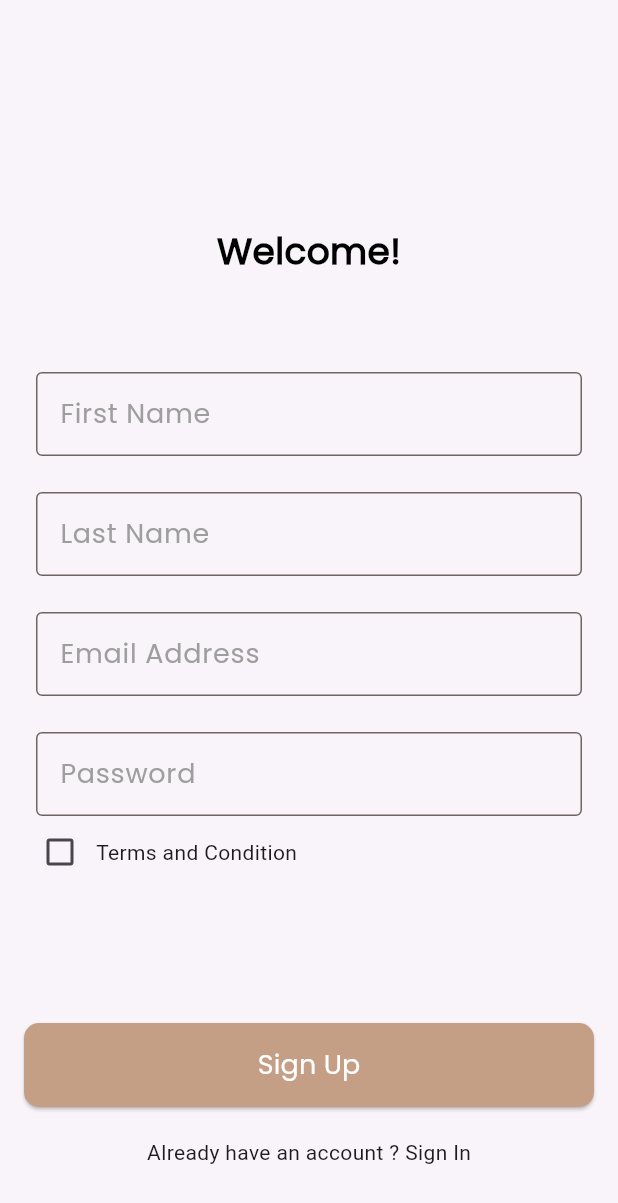
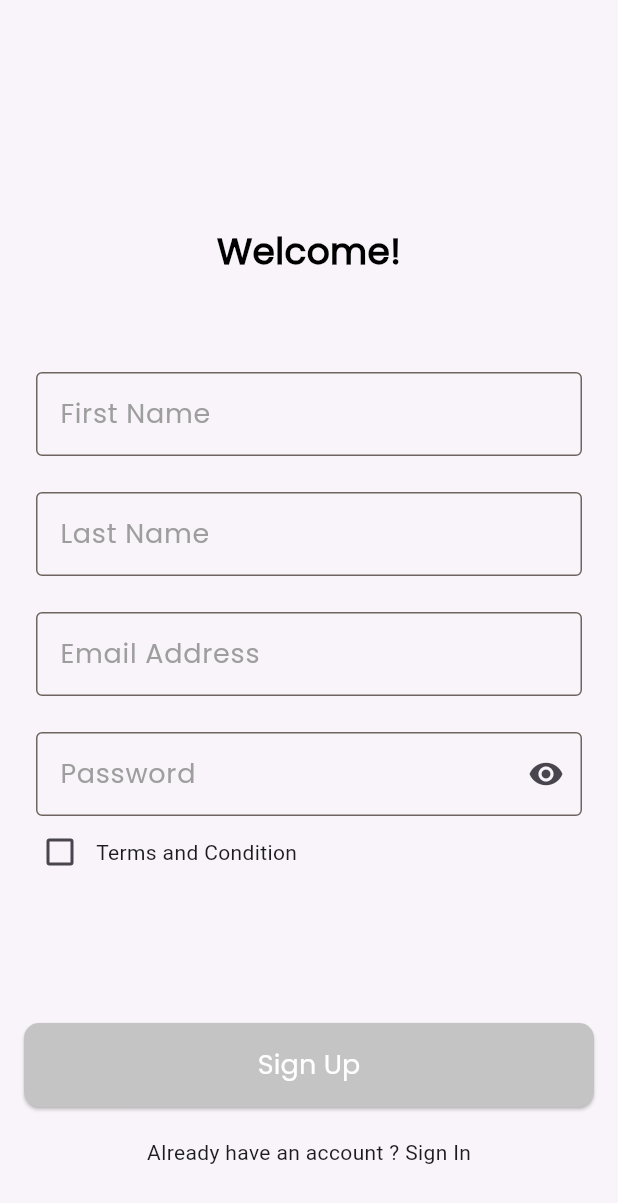
Before and after one commit to ahmedzein74/dalel-egypt, a Flutter app: the SignUpView screen opened by its route, on a phone screen of 412 x 824 dp. Shown: the top 1203 px of the screen. Run offline on Flutter 3.47's test engine with Material 3 defaults, Android fonts, the phone set to English and light mode, and no system bars; our stand-ins replace bloc, firebase_auth, firebase_core, flutter_bloc, fluttertoast, get_it and 3 more; accounts and stored records are empty.

Commit message:
finsh sign up and fix some bug

```diff
--- a/lib/core/function/navigation.dart
+++ b/lib/core/function/navigation.dart
@@ -2,7 +2,7 @@
 import 'package:go_router/go_router.dart';
 
 void customNavigation(BuildContext context, String targetScreen) {
-  GoRouter.of(context).pushReplacement(targetScreen);
+  GoRouter.of(context).push(targetScreen);
 }
 
 void customReplacementNavigation(BuildContext context, String targetScreen) {
--- a/lib/core/routes/app_routers.dart
+++ b/lib/core/routes/app_routers.dart
@@ -2,6 +2,7 @@
 import 'package:dalel_egypt/fetures/auth/presentation/auth_cubit/cubit/auth_cubit.dart';
 import 'package:dalel_egypt/fetures/auth/presentation/views/sign_in_view.dart';
 import 'package:dalel_egypt/fetures/auth/presentation/views/sign_up_view.dart';
+import 'package:dalel_egypt/fetures/home/presentation/views/home_view.dart';
 import 'package:dalel_egypt/fetures/on_boarding/presentation/views/onBoarding_view.dart';
 import 'package:dalel_egypt/fetures/splash/presentation/views/splash_view.dart';
 import 'package:flutter_bloc/flutter_bloc.dart';
@@ -19,16 +20,20 @@
   GoRoute(
     path: '/login',
     builder: (context, state) => BlocProvider(
-      create: (context) => getIt<AuthCubit>(),
+      create: (context) => AuthCubit(),
       child: const SignInView(),
     ),
   ),
   GoRoute(
     path: '/signUp',
     builder: (context, state) => BlocProvider(
-      create: (context) => getIt<AuthCubit>(),
+      create: (context) => AuthCubit(),
       child: const SignUpView(),
     ),
+  ),
+  GoRoute(
+    path: '/homeView',
+    builder: (context, state) => const HomeView(),
   ),
   // GoRoute(
   //   path: '/forgetPassword',
--- a/lib/fetures/auth/presentation/auth_cubit/cubit/auth_cubit.dart
+++ b/lib/fetures/auth/presentation/auth_cubit/cubit/auth_cubit.dart
@@ -1,13 +1,17 @@
 import 'package:bloc/bloc.dart';
 import 'package:dalel_egypt/fetures/auth/presentation/auth_cubit/cubit/auth_state.dart';
+import 'package:dalel_egypt/fetures/auth/presentation/widget/terms_and_condation.dart';
 import 'package:firebase_auth/firebase_auth.dart';
+import 'package:flutter/material.dart';
 
 class AuthCubit extends Cubit<AuthState> {
   AuthCubit() : super(AuthInitial());
-  late String? fristName;
-  late String? lastName;
-  late String? emailAddress;
-  late String? password;
+  String? fristName;
+  String? lastName;
+  String? emailAddress;
+  String? password;
+  GlobalKey<FormState> signUpFormKey = GlobalKey();
+  bool? termsAndCondationCheckBoxValue = false;
   signUpWithEmailAndPassword() async {
     try {
       final credential =
@@ -25,7 +29,13 @@
             errMessage: 'The account already exists for that email.'));
       }
     } catch (e) {
+      print(e.toString());
       emit(SignUpFailureState(errMessage: e.toString()));
     }
   }
+
+  termsAndCondationCheckBox({required newValue}) {
+    termsAndCondationCheckBoxValue = newValue;
+    emit(TermsAndConditionState());
+  }
 }
--- a/lib/fetures/auth/presentation/auth_cubit/cubit/auth_state.dart
+++ b/lib/fetures/auth/presentation/auth_cubit/cubit/auth_state.dart
@@ -11,3 +11,5 @@
 
   SignUpFailureState({required this.errMessage});
 }
+
+final class TermsAndConditionState extends AuthState {}
--- a/lib/fetures/auth/presentation/views/sign_up_view.dart
+++ b/lib/fetures/auth/presentation/views/sign_up_view.dart
@@ -1,3 +1,4 @@
+import 'package:dalel_egypt/core/function/navigation.dart';
 import 'package:dalel_egypt/core/utils/app_strings.dart';
 import 'package:dalel_egypt/fetures/auth/presentation/widget/custom_sign_up_form.dart';
 import 'package:dalel_egypt/fetures/auth/presentation/widget/have_account_text.dart';
@@ -10,26 +11,29 @@
   @override
   Widget build(BuildContext context) {
     // sliver=children
-    return const Scaffold(
+    return Scaffold(
       body: Padding(
-        padding: EdgeInsets.symmetric(horizontal: 16.0),
+        padding: const EdgeInsets.symmetric(horizontal: 16.0),
         child: CustomScrollView(
           slivers: [
-            SliverToBoxAdapter(child: SizedBox(height: 150)),
-            SliverToBoxAdapter(
+            const SliverToBoxAdapter(child: SizedBox(height: 150)),
+            const SliverToBoxAdapter(
               child: WelcomeTextWidget(text: AppStrings.welcome),
             ),
-            SliverToBoxAdapter(child: SizedBox(height: 40)),
-            SliverToBoxAdapter(
+            const SliverToBoxAdapter(child: SizedBox(height: 40)),
+            const SliverToBoxAdapter(
               child: CustomSignUpForm(),
             ),
-            SliverToBoxAdapter(
+            const SliverToBoxAdapter(
               child: SizedBox(
                 height: 20,
               ),
             ),
             SliverToBoxAdapter(
               child: HaveAnAccountText(
+                onTap: () {
+                  customReplacementNavigation(context, '/login');
+                },
                 text1: AppStrings.alreadyHaveAnAccount,
                 text2: AppStrings.signIn,
               ),
--- a/lib/fetures/auth/presentation/widget/custom_check_box.dart
+++ b/lib/fetures/auth/presentation/widget/custom_check_box.dart
@@ -1,4 +1,6 @@
+import 'package:dalel_egypt/fetures/auth/presentation/auth_cubit/cubit/auth_cubit.dart';
 import 'package:flutter/material.dart';
+import 'package:flutter_bloc/flutter_bloc.dart';
 
 class CustomCheckBox extends StatefulWidget {
   CustomCheckBox({super.key});
@@ -16,6 +18,8 @@
         onChanged: (newValue) {
           setState(() {
             value = newValue!;
+            BlocProvider.of<AuthCubit>(context)
+                .termsAndCondationCheckBox(newValue: newValue);
           });
         });
   }
--- a/lib/fetures/auth/presentation/widget/custom_text_form_field.dart
+++ b/lib/fetures/auth/presentation/widget/custom_text_form_field.dart
@@ -2,34 +2,64 @@
 import 'package:dalel_egypt/core/utils/app_textstyle.dart';
 import 'package:flutter/material.dart';
 
-class CustomTextFormField extends StatelessWidget {
-  CustomTextFormField(
-      {super.key,
-      required this.labelText,
-      this.onChanged,
-      this.onFieldSubmitted});
+class CustomTextFormField extends StatefulWidget {
+  CustomTextFormField({
+    super.key,
+    required this.labelText,
+    this.onChanged,
+    this.onFieldSubmitted,
+    this.validator,
+    this.isPassword = false,
+  });
   final String labelText;
   final Function(String)? onChanged;
   final Function(String)? onFieldSubmitted;
+  final String? Function(String?)? validator;
+  final bool isPassword;
+
+  @override
+  State<CustomTextFormField> createState() => _CustomTextFormFieldState();
+}
+
+class _CustomTextFormFieldState extends State<CustomTextFormField> {
+  bool _obscureText = true;
+
   @override
   Widget build(BuildContext context) {
     return Padding(
       padding: const EdgeInsets.only(top: 24, right: 8, left: 8),
       child: TextFormField(
-        onChanged: onChanged,
-        onFieldSubmitted: onFieldSubmitted,
+        obscureText: widget.isPassword ? _obscureText : false,
+        validator: widget.validator,
+        onChanged: widget.onChanged,
+        onFieldSubmitted: widget.onFieldSubmitted,
         decoration: InputDecoration(
-            enabledBorder: getBorderStyle(),
-            focusedBorder: getBorderStyle(),
-            labelText: labelText,
-            labelStyle: AppTextStylies.poppins500Style18),
+          enabledBorder: getBorderStyle(),
+          focusedBorder: getBorderStyle(),
+          errorBorder: getBorderStyle(),
+          labelText: widget.labelText,
+          labelStyle: AppTextStylies.poppins500Style18,
+          suffixIcon: widget.isPassword
+              ? IconButton(
+                  onPressed: () {
+                    setState(() {
+                      _obscureText = !_obscureText;
+                    });
+                  },
+                  icon: Icon(
+                    _obscureText ? Icons.visibility : Icons.visibility_off,
+                  ),
+                )
+              : null,
+        ),
       ),
     );
   }
 
   OutlineInputBorder getBorderStyle() {
     return OutlineInputBorder(
-        borderRadius: BorderRadius.circular(4),
-        borderSide: BorderSide(color: AppColors.deepGrey));
+      borderRadius: BorderRadius.circular(4),
+      borderSide: BorderSide(color: AppColors.deepGrey),
+    );
   }
 }
--- a/lib/fetures/auth/presentation/widget/have_account_text.dart
+++ b/lib/fetures/auth/presentation/widget/have_account_text.dart
@@ -2,15 +2,19 @@
 
 class HaveAnAccountText extends StatelessWidget {
   const HaveAnAccountText(
-      {super.key, required this.text1, required this.text2});
+      {super.key, required this.text1, required this.text2, this.onTap});
   final String text1, text2;
+  final VoidCallback? onTap;
   @override
   Widget build(BuildContext context) {
-    return Align(
-      child: Text.rich(TextSpan(children: [
-        TextSpan(text: text1),
-        TextSpan(text: text2),
-      ])),
+    return GestureDetector(
+      onTap: onTap,
+      child: Align(
+        child: Text.rich(TextSpan(children: [
+          TextSpan(text: text1),
+          TextSpan(text: text2),
+        ])),
+      ),
     );
   }
 }
--- a/lib/fetures/splash/presentation/views/splash_view.dart
+++ b/lib/fetures/splash/presentation/views/splash_view.dart
@@ -5,6 +5,7 @@
 import 'package:dalel_egypt/core/services/services_lucator.dart';
 import 'package:dalel_egypt/core/utils/app_strings.dart';
 import 'package:dalel_egypt/core/utils/app_textstyle.dart';
+import 'package:firebase_auth/firebase_auth.dart';
 
 import 'package:flutter/material.dart';
 
@@ -23,7 +24,9 @@
     bool isOnBoardingVisited =
         getIt<MyCacheHelper>().getData(key: 'isOnBoardingVisited') ?? false;
     if (isOnBoardingVisited == true) {
-      delayedNavigation(context, '/signUp');
+      FirebaseAuth.instance.currentUser == null
+          ? delayedNavigation(context, '/signUp')
+          : delayedNavigation(context, '/homeView');
     } else {
       delayedNavigation(context, '/onBoarding');
     }
--- a/pubspec.yaml
+++ b/pubspec.yaml
@@ -42,6 +42,7 @@
   flutter_bloc: ^8.1.6
   firebase_core: ^3.2.0
   firebase_auth: ^5.1.2
+  fluttertoast: ^8.2.6
 
 dev_dependencies:
   flutter_test:
```
Also changed, not shown: lib/core/function/show_toast.dart (added, +14 -0 lines), lib/fetures/auth/presentation/widget/custom_sign_up_form.dart (+65 -10 lines), lib/fetures/home/presentation/views/home_view.dart (added, +10 -0 lines), pubspec.lock.
